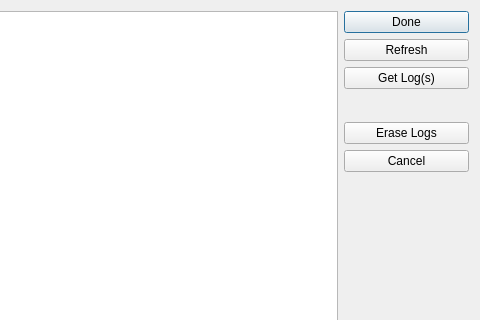
ArduPilot/apm_planner, file src/uas/LogDownloadDialog.ui: the form before one commit; both pictures show x 97 to 577 and y 0 to 320 of the 577 by 422 pixel window.
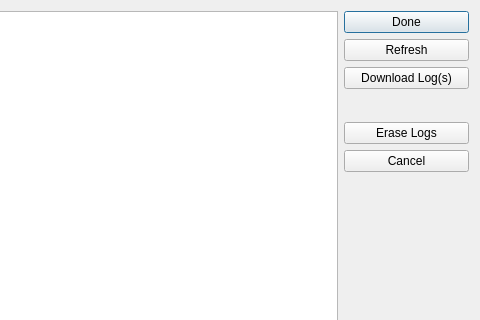
The form after the commit.

Commit message: Rename to Download Log(s)

Patch:
```diff
--- a/src/uas/LogDownloadDialog.ui
+++ b/src/uas/LogDownloadDialog.ui
@@ -40,7 +40,7 @@
          <item>
           <widget class="QPushButton" name="getPushButton">
            <property name="text">
-            <string>Get Log(s)</string>
+            <string>Download Log(s)</string>
            </property>
           </widget>
          </item>
```
